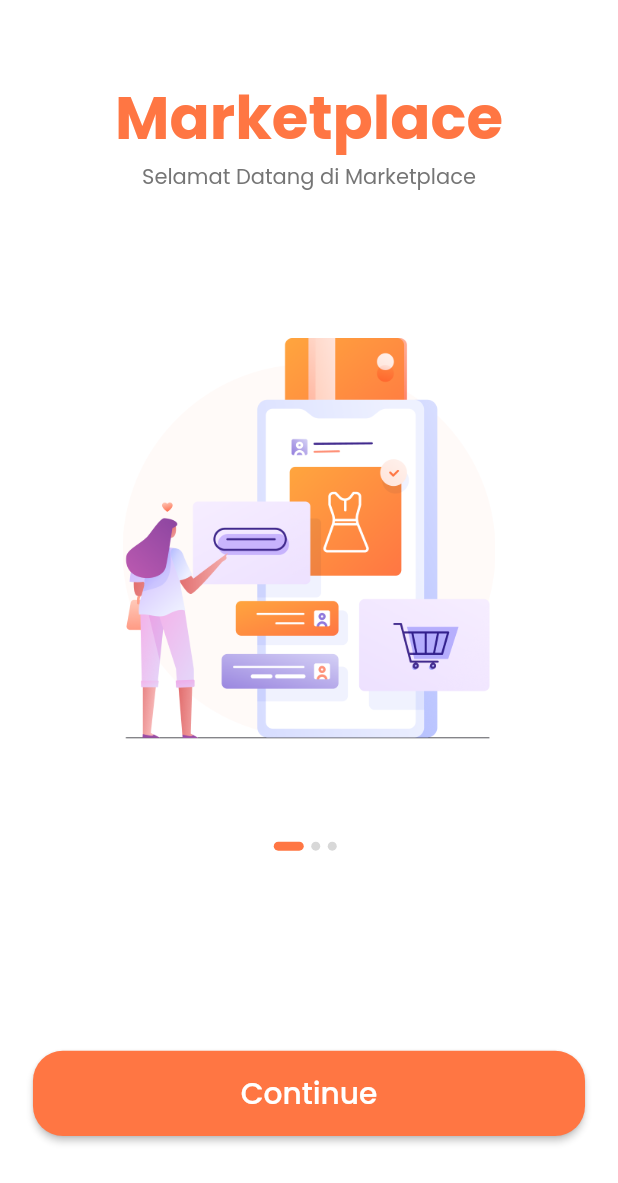
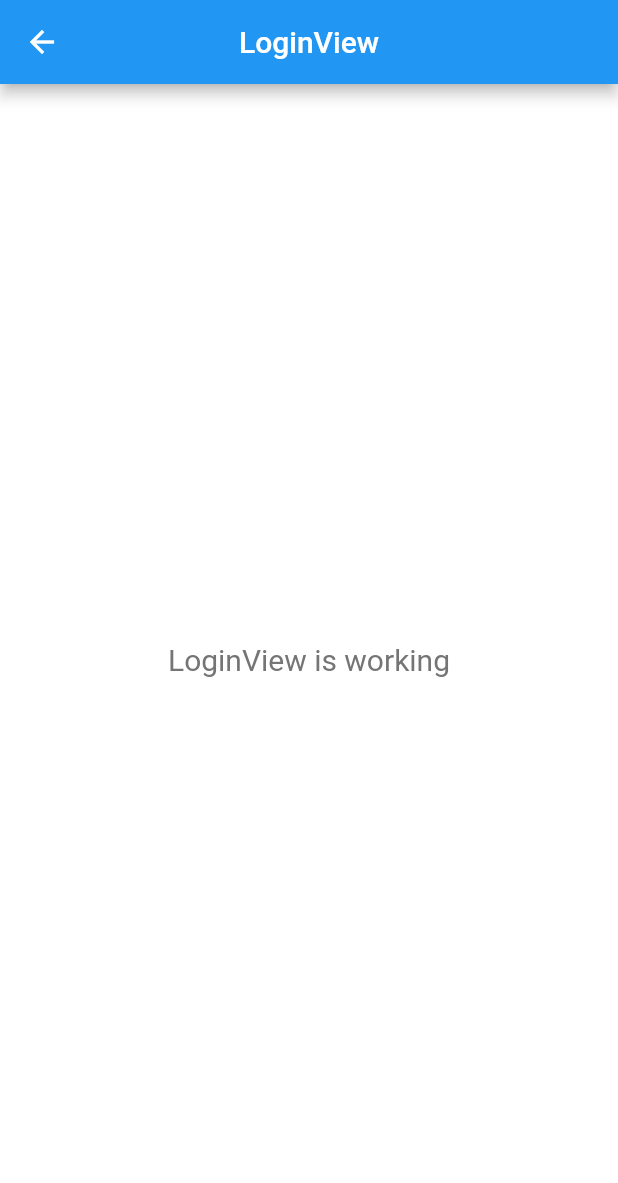
Before and after one commit to perymerdeka/marketplace, a Flutter app: the screen it shows after launch, after a tap on "Continue", on a phone screen of 412 x 824 dp. Shown: the top 1183 px of the screen. Run offline on Flutter 3.47's test engine with Material 2 defaults, Android fonts, the phone set to English and light mode, and no system bars; our stand-ins replace get, google_fonts.

Commit message:
WIP: Update Login

```diff
--- /dev/null
+++ b/lib/app/modules/login/bindings/login_binding.dart
@@ -0,0 +1,12 @@
+import 'package:get/get.dart';
+
+import '../controllers/login_controller.dart';
+
+class LoginBinding extends Bindings {
+  @override
+  void dependencies() {
+    Get.lazyPut<LoginController>(
+      () => LoginController(),
+    );
+  }
+}
--- /dev/null
+++ b/lib/app/modules/login/views/login_view.dart
@@ -0,0 +1,24 @@
+import 'package:flutter/material.dart';
+
+import 'package:get/get.dart';
+
+import '../controllers/login_controller.dart';
+
+class LoginView extends GetView<LoginController> {
+  const LoginView({Key? key}) : super(key: key);
+  @override
+  Widget build(BuildContext context) {
+    return Scaffold(
+      appBar: AppBar(
+        title: const Text('LoginView'),
+        centerTitle: true,
+      ),
+      body: const Center(
+        child: Text(
+          'LoginView is working',
+          style: TextStyle(fontSize: 20),
+        ),
+      ),
+    );
+  }
+}
--- a/lib/app/modules/splash/components/body.dart
+++ b/lib/app/modules/splash/components/body.dart
@@ -1,4 +1,5 @@
 import 'package:flutter/material.dart';
+import 'package:get/get.dart';
 import 'package:marketplace/app/modules/splash/components/button.dart';
 import 'package:marketplace/app/modules/splash/components/splash_content.dart';
 import 'package:marketplace/themes/config.dart';
@@ -66,7 +67,12 @@ class _BodyState extends State<Body> {
                       const Spacer(
                         flex: 2,
                       ),
-                      DefaultButton(buttonText: 'Continue', onPress: () {},),
+                      DefaultButton(
+                        buttonText: 'Continue',
+                        onPress: () {
+                          Get.toNamed("/login");
+                        },
+                      ),
                       const Spacer()
                     ],
                   ),
--- a/lib/app/routes/app_pages.dart
+++ b/lib/app/routes/app_pages.dart
@@ -2,6 +2,8 @@ import 'package:get/get.dart';
 
 import '../modules/home/bindings/home_binding.dart';
 import '../modules/home/views/home_view.dart';
+import '../modules/login/bindings/login_binding.dart';
+import '../modules/login/views/login_view.dart';
 import '../modules/splash/bindings/splash_binding.dart';
 import '../modules/splash/views/splash_view.dart';
 
@@ -23,5 +25,10 @@ class AppPages {
       page: () => const SplashView(),
       binding: SplashBinding(),
     ),
+    GetPage(
+      name: _Paths.LOGIN,
+      page: () => const LoginView(),
+      binding: LoginBinding(),
+    ),
   ];
 }
--- a/lib/app/routes/app_routes.dart
+++ b/lib/app/routes/app_routes.dart
@@ -5,10 +5,12 @@ abstract class Routes {
   Routes._();
   static const HOME = _Paths.HOME;
   static const SPLASH = _Paths.SPLASH;
+  static const LOGIN = _Paths.LOGIN;
 }
 
 abstract class _Paths {
   _Paths._();
   static const HOME = '/home';
   static const SPLASH = '/splash';
+  static const LOGIN = '/login';
 }
```
Also changed, not shown: lib/app/modules/login/controllers/login_controller.dart (added, +23 -0 lines).
